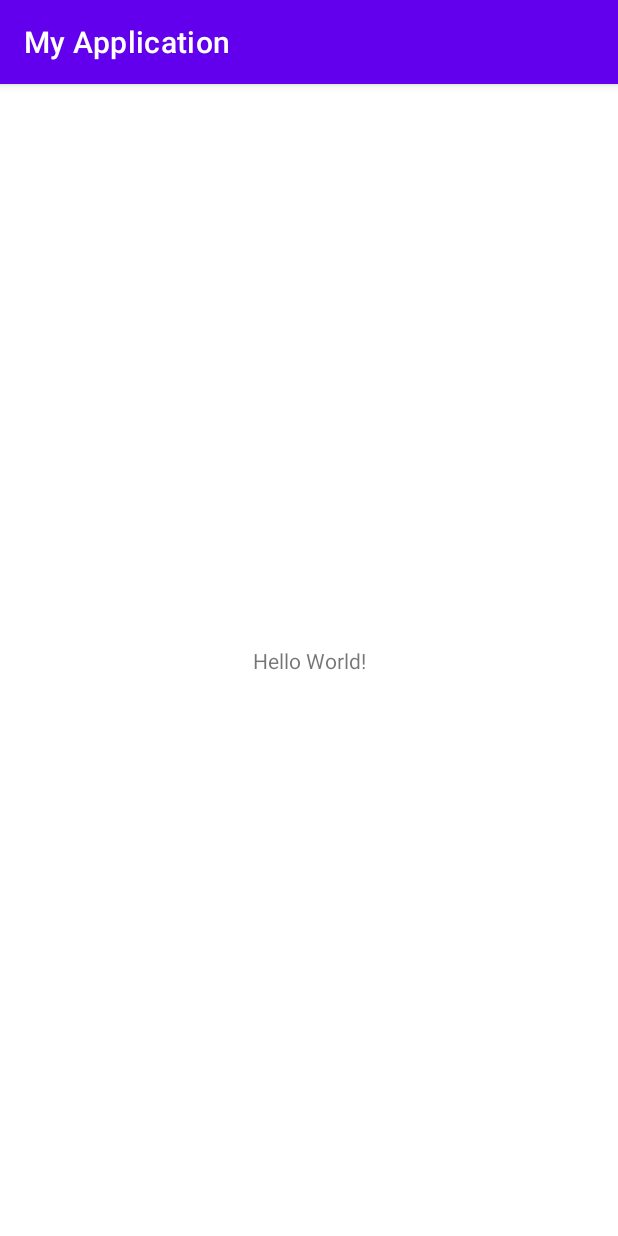
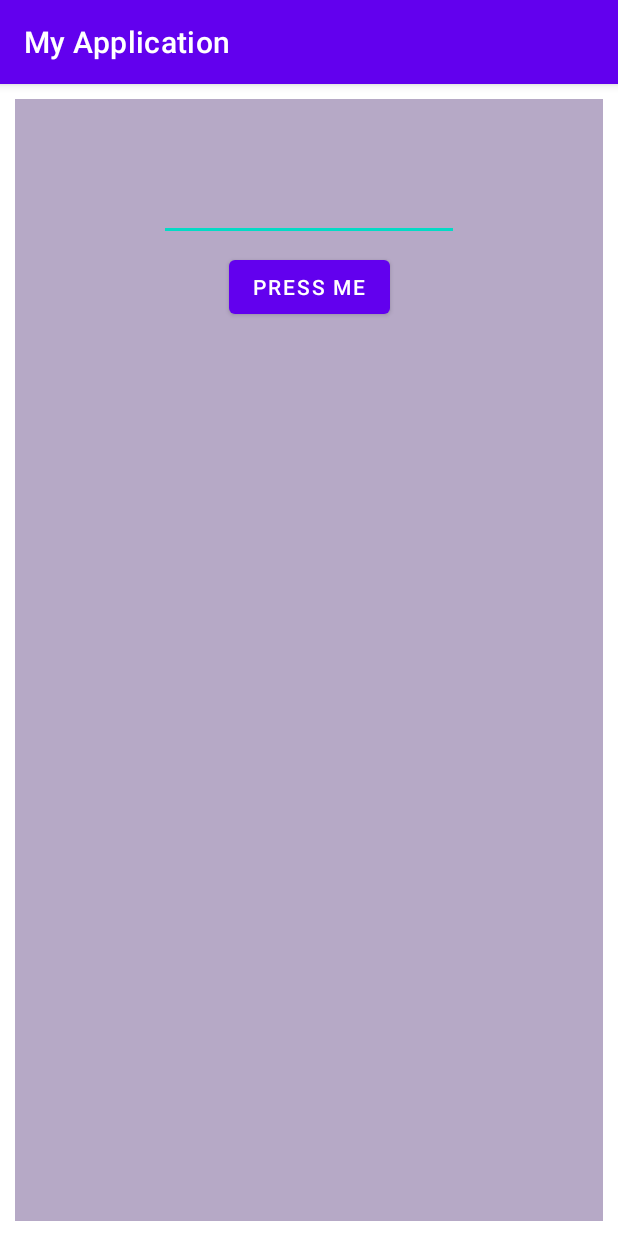
Before and after one commit to yushchik/Test1, an Android app: the screen it shows after launch (MainActivity), on a phone screen of 412 x 824 dp. Run offline under Robolectric (Android 15) with nearby library versions, the phone set to English and light mode, and no system bars.

Commit message:
added logic for MainActivity

```diff
--- a/app/src/main/java/com/example/myapplication/MainActivity.java
+++ b/app/src/main/java/com/example/myapplication/MainActivity.java
@@ -3,6 +3,7 @@ package com.example.myapplication;
 import androidx.appcompat.app.AppCompatActivity;
 
 import android.os.Bundle;
+import android.view.LayoutInflater;
 
 import com.example.myapplication.databinding.ActivityMainBinding;
 
@@ -14,5 +15,11 @@ public class MainActivity extends AppCompatActivity {
     protected void onCreate(Bundle savedInstanceState) {
         super.onCreate(savedInstanceState);
         setContentView(R.layout.activity_main);
+        binding = ActivityMainBinding.inflate(LayoutInflater.from(this));
+//        binding.text.setText(R.string.new_text);
+        binding.btn.setOnClickListener(view -> {
+            binding.text.setText(R.string.new_text);
+            binding.text.setTextColor(getColor(R.color.black));
+        });
     }
 }
--- /dev/null
+++ b/app/src/main/res/drawable/ic_l_remote_ic_climate_white.xml
@@ -0,0 +1,10 @@
+<vector android:autoMirrored="true" android:height="39dp"
+    android:viewportHeight="39" android:viewportWidth="39"
+    android:width="39dp" xmlns:android="http://schemas.android.com/apk/res/android">
+    <path android:fillColor="#00000000" android:fillType="evenOdd"
+        android:pathData="M19.5,19.5m3.12,0a3.12,3.12 0,1 0,-6.24 0a3.12,3.12 0,1 0,6.24 0"
+        android:strokeColor="#FFF" android:strokeWidth="2"/>
+    <path android:fillColor="#00000000" android:fillType="evenOdd"
+        android:pathData="M17.94,16.737c-0.534,-8.02 -2.672,-11.761 -6.413,-11.227 -5.611,0.802 -8.818,7.217 -7.214,10.425 1.603,3.208 7.214,-1.604 9.619,0.802 1.603,1.604 2.94,1.604 4.008,0zM22.263,17.94c8.02,-0.534 11.761,-2.672 11.227,-6.413C32.688,5.916 26.273,2.71 23.065,4.313c-3.208,1.603 1.604,7.214 -0.802,9.619 -1.604,1.603 -1.604,2.94 -0,4.008zM21.06,22.263c0.534,8.02 2.672,11.761 6.413,11.227 5.611,-0.802 8.818,-7.217 7.214,-10.425 -1.603,-3.208 -7.214,1.604 -9.619,-0.802 -1.603,-1.604 -2.94,-1.604 -4.008,0zM16.737,21.06c-8.02,0.534 -11.761,2.672 -11.227,6.413 0.802,5.611 7.217,8.818 10.425,7.214 3.208,-1.603 -1.604,-7.214 0.802,-9.619 1.604,-1.603 1.604,-2.94 -0,-4.008z"
+        android:strokeColor="#FFF" android:strokeWidth="2"/>
+</vector>
--- a/app/src/main/res/layout/activity_main.xml
+++ b/app/src/main/res/layout/activity_main.xml
@@ -2,17 +2,52 @@
 <androidx.constraintlayout.widget.ConstraintLayout xmlns:android="http://schemas.android.com/apk/res/android"
     xmlns:app="http://schemas.android.com/apk/res-auto"
     xmlns:tools="http://schemas.android.com/tools"
+    android:id="@+id/layout"
     android:layout_width="match_parent"
     android:layout_height="match_parent"
+    android:layout_margin="10dp"
+    android:background="#B6A9C6"
+    android:orientation="horizontal"
+    android:padding="20dp"
     tools:context=".MainActivity">
 
+    <EditText
+        android:id="@+id/editText"
+        android:layout_width="200dp"
+        android:layout_height="wrap_content"
+        app:layout_constraintEnd_toEndOf="parent"
+        app:layout_constraintStart_toStartOf="parent"
+        app:layout_constraintTop_toBottomOf="@+id/text" />
+
     <TextView
+        android:id="@+id/text"
+        android:layout_width="wrap_content"
+
+        android:layout_height="wrap_content"
+        android:layout_margin="10dp"
+        android:layout_marginTop="32dp"
+        android:layout_weight="1"
+        android:background="@color/cardview_light_background"
+        app:layout_constraintEnd_toEndOf="parent"
+        app:layout_constraintStart_toStartOf="parent"
+        app:layout_constraintTop_toTopOf="parent" />
+
+    <Button
+        android:id="@+id/btn"
+        android:text="@string/btn_text"
         android:layout_width="wrap_content"
         android:layout_height="wrap_content"
-        android:text="Hello World!"
-        app:layout_constraintBottom_toBottomOf="parent"
-        app:layout_constraintLeft_toLeftOf="parent"
-        app:layout_constraintRight_toRightOf="parent"
-        app:layout_constraintTop_toTopOf="parent" />
+        android:layout_marginTop="52dp"
+        app:layout_constraintEnd_toEndOf="parent"
+        app:layout_constraintStart_toStartOf="parent"
+        app:layout_constraintTop_toBottomOf="@+id/text" />
+
+
+    <!--    <TextView-->
+    <!--        android:layout_width="wrap_content"-->
+    <!--        android:layout_height="wrap_content"-->
+    <!--            android:layout_weight="1"-->
+
+    <!--            android:text="Hello World!" />-->
 
 </androidx.constraintlayout.widget.ConstraintLayout>
--- a/app/src/main/res/values/strings.xml
+++ b/app/src/main/res/values/strings.xml
@@ -1,3 +1,6 @@
 <resources>
     <string name="app_name">My Application</string>
+    <string name="text1">My name</string>
+    <string name="btn_text">press me</string>
+    <string name="new_text">Hello guys!</string>
 </resources>
```
Also changed, not shown: app/src/main/res/drawable/test.png (added).
